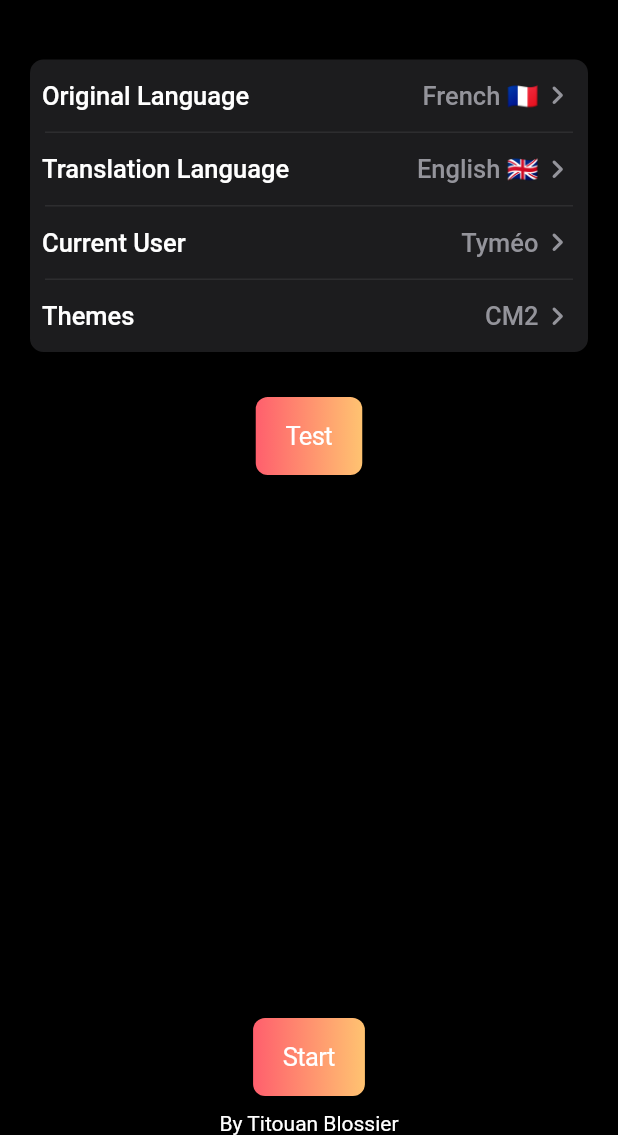
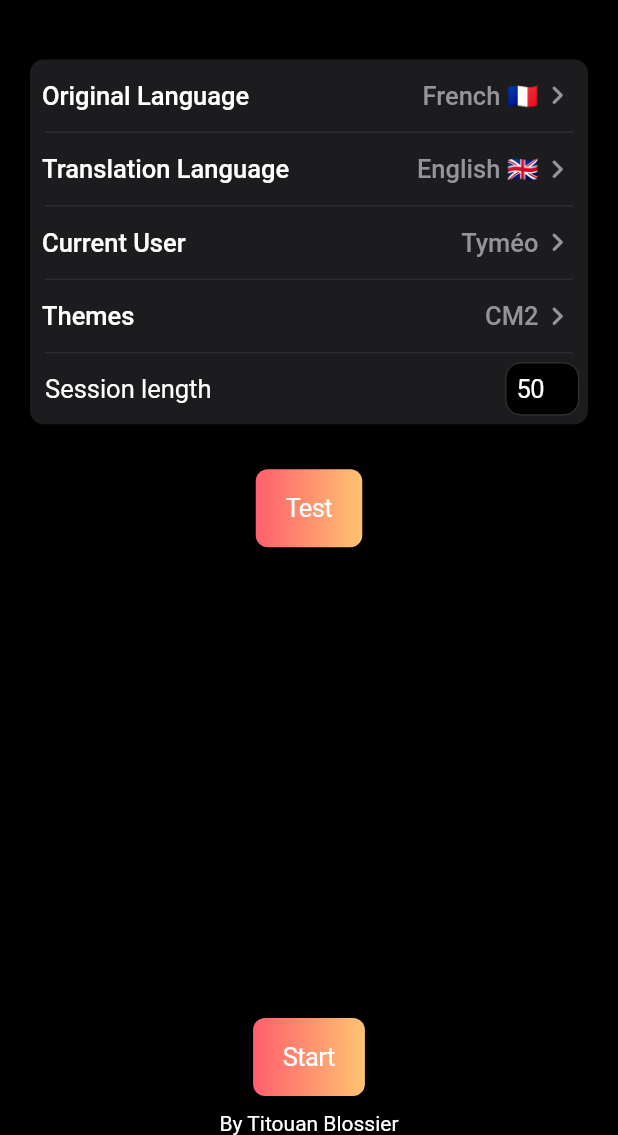
Before and after one commit to A-French-PngHash/Vocab-Flutter, a Flutter app: the screen it shows after launch, on a phone screen of 412 x 824 dp, the part 101-1236 px from its top. Run offline on Flutter 3.47's test engine with Material 2 defaults, Android fonts, the phone set to English and light mode, and no system bars; our stand-ins replace bloc, flutter_bloc, freezed_annotation, shared_preferences, sqflite; accounts and stored records are empty; Roboto replaces fonts that are missing (SanFrancisco).

Commit message:
:sparkles: Add field to select nbTranslationToDo

```diff
--- a/lib/Cubits/main_menu_cubit/main_menu_cubit.dart
+++ b/lib/Cubits/main_menu_cubit/main_menu_cubit.dart
@@ -10,7 +10,8 @@ part 'main_menu_cubit.freezed.dart';
 
 class MainMenuCubit extends Cubit<MainMenuCubitState> {
   /// User used when the app is opened for the first time.
-  String defaultFirstUser = "tymeo";
+  static const String defaultFirstUser = "tymeo";
+  static const int defaultNumberOfTranslationToDo = 50;
   late SharedPreferences prefs;
 
   String? _currentUser;
@@ -27,8 +28,32 @@ class MainMenuCubit extends Cubit<MainMenuCubitState> {
   }
 
   set currentUser(String new_value) {
+    _numberOfTranslationToDo = null;
     _currentUser = new_value;
     prefs.setString(currentUserKey, new_value);
+  }
+
+  int? _numberOfTranslationToDo;
+  int get numberOfTranslationToDo {
+    if (_numberOfTranslationToDo == null) {
+      if (prefs.containsKey(keyUserNumberOfTranslationToDo)) {
+        _numberOfTranslationToDo = prefs.getInt(keyUserNumberOfTranslationToDo);
+      } else {
+        numberOfTranslationToDo = defaultNumberOfTranslationToDo;
+      }
+    }
+    return _numberOfTranslationToDo!;
+  }
+
+  set numberOfTranslationToDo(int newValue) {
+    _numberOfTranslationToDo = newValue;
+    prefs.setInt(keyUserNumberOfTranslationToDo, newValue);
+  }
+
+  /// The key to access the number of translation to do for the current user in
+  /// shared preferences.
+  String get keyUserNumberOfTranslationToDo {
+    return currentUser + "nbTranslationToDo";
   }
 
   List<String> themes = ["Loading..."];
@@ -102,6 +127,11 @@ class MainMenuCubit extends Cubit<MainMenuCubitState> {
     }
   }
 
+  void numberOfTranslationTodoChanged(int newValue) async {
+    numberOfTranslationToDo = newValue;
+    emitState();
+  }
+
   void themesSelected(List<String> themes) async {
     this.chosenThemes = themes;
     SharedPreferences prefs = await SharedPreferences.getInstance();
@@ -117,6 +147,7 @@ class MainMenuCubit extends Cubit<MainMenuCubitState> {
         currentUser: currentUser,
         currentlySelectedTheme: chosenThemes,
         originLanguage: originLanguage,
-        outputLanguage: outputLanguage));
+        outputLanguage: outputLanguage,
+        numberOfTranslationToDo: numberOfTranslationToDo));
   }
 }
--- a/lib/Cubits/main_menu_cubit/main_menu_state.dart
+++ b/lib/Cubits/main_menu_cubit/main_menu_state.dart
@@ -4,5 +4,5 @@ part of 'main_menu_cubit.dart';
 class MainMenuCubitState with _$MainMenuCubitState {
   factory MainMenuCubitState.loading() = _Loading;
   factory MainMenuCubitState.menu(
-      {required List<String> themes, required List<String> currentlySelectedTheme, required String originLanguage, required String outputLanguage, required String currentUser}) = _MainMenuCubitState;
+      {required List<String> themes, required List<String> currentlySelectedTheme, required String originLanguage, required String outputLanguage, required String currentUser, required int numberOfTranslationToDo}) = _MainMenuCubitState;
 }
--- a/lib/Interface/Elements/custom_text_field.dart
+++ b/lib/Interface/Elements/custom_text_field.dart
@@ -14,13 +14,41 @@ class CustomTextField extends StatelessWidget {
   /// Callback function called when the text field value changes.
   Function(String)? onChanged;
 
-  CustomTextField({this.autofocus = false, this.initialValue = "", this.readOnly = false, this.onChanged});
+  /// Callback function. Called when the user submit the text field.
+  Function(String)? onSubmitted;
+
+  EdgeInsetsGeometry padding = EdgeInsets.symmetric(vertical: 20, horizontal: 5);
+
+  TextInputType textInputType;
+
+  String input = "";
+
+  CustomTextField({
+    this.autofocus = false,
+    this.initialValue = "",
+    this.readOnly = false,
+    this.onChanged,
+    this.onSubmitted,
+    this.padding = const EdgeInsets.symmetric(vertical: 20, horizontal: 5),
+    this.textInputType = TextInputType.text,
+  });
 
   @override
   Widget build(BuildContext context) {
-    return Padding(
-      padding: EdgeInsets.symmetric(vertical: 20, horizontal: 5),
+    return Focus(
+      onFocusChange: (hasFocus) {
+        print("focus change");
+        if (!hasFocus) {
+          // Text field just lost focus.
+          if (this.onSubmitted != null) {
+            onSubmitted!(input);
+          }
+        }
+      },
+      child: Padding(
+        padding: padding,
         child: CupertinoTextFormFieldRow(
+          keyboardType: textInputType,
           controller: TextEditingController(text: initialValue),
           decoration: BoxDecoration(
             color: Colors.black,
@@ -33,13 +61,20 @@ class CustomTextField extends StatelessWidget {
           autocorrect: false,
           textCapitalization: TextCapitalization.none,
           onChanged: (String word) {
+            input = word;
             if (this.onChanged != null) {
               onChanged!(word);
+            }
+          },
+          onFieldSubmitted: (String word) {
+            if (this.onSubmitted != null) {
+              onSubmitted!(word);
             }
           },
           autofocus: autofocus,
           readOnly: readOnly,
         ),
+      ),
     );
   }
 }
--- a/lib/Interface/Pages/main_menu_page.dart
+++ b/lib/Interface/Pages/main_menu_page.dart
@@ -8,6 +8,7 @@ import 'package:vocab/Cubits/training_cubit/cubit/training_cubit.dart';
 import 'package:vocab/Data/Model/theme.dart';
 import 'package:vocab/Data/Repositories/word_repo.dart';
 import 'package:vocab/Interface/Elements/button/gradient_button.dart';
+import 'package:vocab/Interface/Elements/custom_text_field.dart';
 import 'package:vocab/Interface/Pages/session_recap.dart';
 import 'package:vocab/Interface/Pages/training_page.dart';
 import 'package:vocab/Services/format_strings.dart';
@@ -15,9 +16,6 @@ import '../Elements/language_picker/picker.dart';
 import 'package:vocab/Services/capextension_string.dart';
 
 class MainMenuPage extends StatelessWidget {
-  /// The number of translation the user will do in a series.
-  final int nbTranslationToDo = 10;
-
   /// List of the users of the app.
   final List<String> users = ["tymeo", "titouan", "demo"];
 
@@ -27,6 +25,7 @@ class MainMenuPage extends StatelessWidget {
   @override
   Widget build(BuildContext context) {
     return Scaffold(
+      resizeToAvoidBottomInset: false,
       body: CupertinoPageScaffold(
         backgroundColor: Colors.black,
         child: BlocBuilder<MainMenuCubit, MainMenuCubitState>(
@@ -35,9 +34,9 @@ class MainMenuPage extends StatelessWidget {
             return state.when(
               loading: buildLoadingView,
               menu: (List<String> themes, List<String> currentlySelectedTheme, String originLanguage,
-                  String outputLanguage, String currentUser) {
-                return buildMainMenu(
-                    context, themes, currentlySelectedTheme, originLanguage, outputLanguage, currentUser);
+                  String outputLanguage, String currentUser, int numberOfTranslationToDo) {
+                return buildMainMenu(context, themes, currentlySelectedTheme, originLanguage, outputLanguage,
+                    currentUser, numberOfTranslationToDo);
               },
             );
           },
@@ -51,13 +50,19 @@ class MainMenuPage extends StatelessWidget {
   }
 
   Widget buildMainMenu(BuildContext context, List<String> themes, List<String> currentlySelectedTheme,
-      String originLanguage, String outputLanguage, String currentUser) {
+      String originLanguage, String outputLanguage, String currentUser, int numberOfTranslationToDo) {
     print(currentlySelectedTheme);
     if (currentlySelectedTheme.length == 0) {
       // If there is no themes currently selected
       currentlySelectedTheme = [themes[0]]; // Set the currently selected themes to the first element of themes.
     }
-    return Column(
+    return GestureDetector(
+      onTap: () => FocusScope.of(context).unfocus(),
+      child: CustomScrollView(
+        slivers: [
+          SliverFillRemaining(
+            hasScrollBody: false,
+            child: Column(
               children: [
                 Padding(
                   padding: EdgeInsets.all(20),
@@ -150,6 +155,45 @@ class MainMenuPage extends StatelessWidget {
                         description: "Themes",
                         minElements: 1,
                         maxElements: themes.length,
+                      ),
+                      Padding(
+                        padding: EdgeInsets.symmetric(horizontal: 10),
+                        child: Divider(
+                          color: Color(0xFF2D2D2F),
+                          height: 1,
+                          thickness: 1,
+                        ),
+                      ),
+                      Row(
+                        children: [
+                          Padding(
+                            padding: EdgeInsets.symmetric(horizontal: 10),
+                            child: Text(
+                              "Session length",
+                              style: TextStyle(fontSize: 17),
+                            ),
+                          ),
+                          Spacer(),
+                          SizedBox(
+                            child: CustomTextField(
+                              autofocus: false,
+                              textInputType: TextInputType.number,
+                              padding: EdgeInsets.all(0),
+                              readOnly: currentUser == "tymeo",
+                              initialValue: numberOfTranslationToDo.toString(),
+                              onSubmitted: (String value) {
+                                print("submitted");
+                                final valueInt = int.tryParse(value);
+                                if (valueInt != null) {
+                                  final cubit = context.read<MainMenuCubit>();
+                                  cubit.numberOfTranslationTodoChanged(valueInt);
+                                  print("Number of translation to do changed, new value : $valueInt");
+                                }
+                              },
+                            ),
+                            width: 75,
+                          ),
+                        ],
                       )
                     ],
                   ),
@@ -169,26 +213,30 @@ class MainMenuPage extends StatelessWidget {
                     );
                   },
                 ),
-        Spacer(),
+                Expanded(child: Container()),
                 GradientButton(
                     text: "Start",
                     onPressed: () {
-              pushTrainingView(context);
+                      pushTrainingView(context, numberOfTranslationToDo);
                     }),
-        Text("By Titouan Blossier")
+                Text("By Titouan Blossier"),
               ],
+            ),
+          ),
+        ],
+      ),
     );
   }
 
   /// Push the training view where the user will be asked words to translate.
-  void pushTrainingView(BuildContext context) {
+  void pushTrainingView(BuildContext context, int numberOfTranslationToDo) {
     final cubit = context.read<MainMenuCubit>();
 
     Navigator.of(context).push(CupertinoPageRoute(builder: (_) {
       return BlocProvider(
         create: (context) => TrainingCubit(WordRepo(cubit.currentUser), cubit.originLanguage, cubit.outputLanguage,
-            nbTranslationToDo, cubit.chosenThemes),
-        child: TrainingPage(language_name_for(cubit.outputLanguage), nbTranslationToDo, cubit.currentUser,
+            numberOfTranslationToDo, cubit.chosenThemes),
+        child: TrainingPage(language_name_for(cubit.outputLanguage), numberOfTranslationToDo, cubit.currentUser,
             ThemeModel.formatListToString(cubit.chosenThemes)),
       );
     }));
--- a/lib/Services/word_service.dart
+++ b/lib/Services/word_service.dart
@@ -39,6 +39,7 @@ class WordService {
     } else {
       current.score += (_wordCount / (_wordDoneInSession)) * 7;
     }
+
     if (current.score <= 0) {
       current.score = 0.5;
     }
```
Also changed, not shown: lib/Cubits/main_menu_cubit/main_menu_cubit.freezed.dart. Lines whose indentation alone changed are shown as unchanged.
